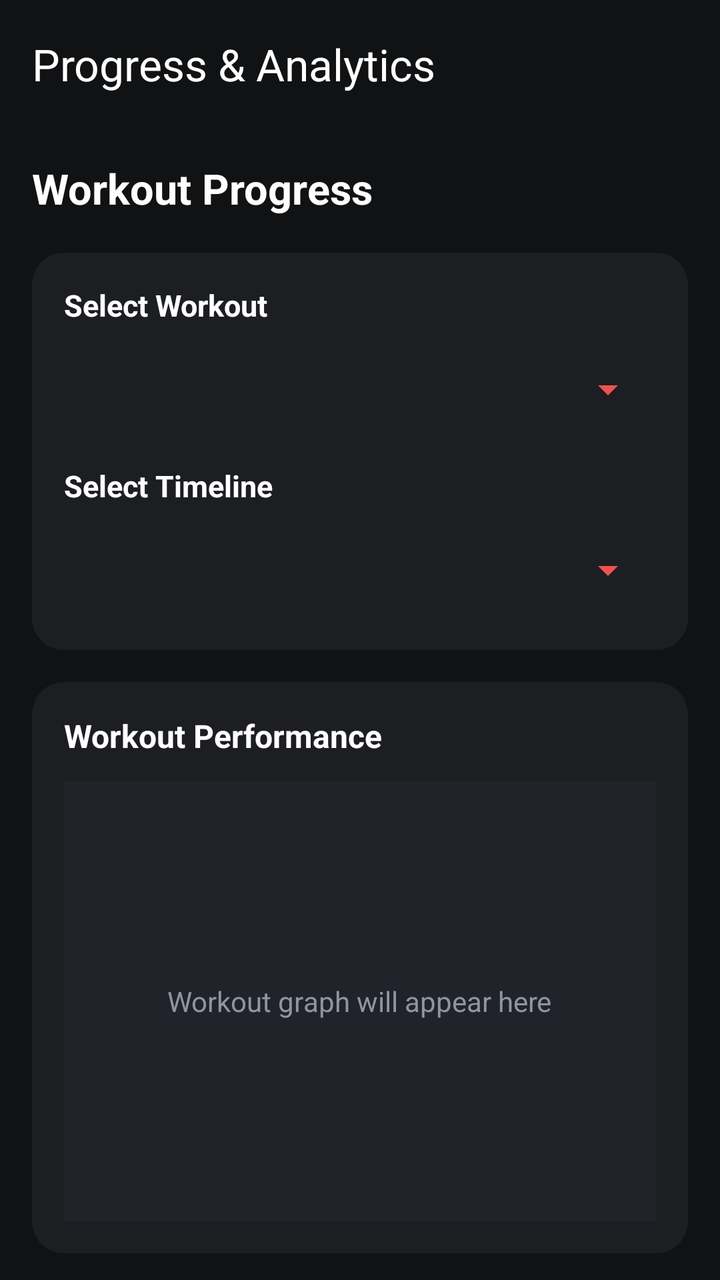
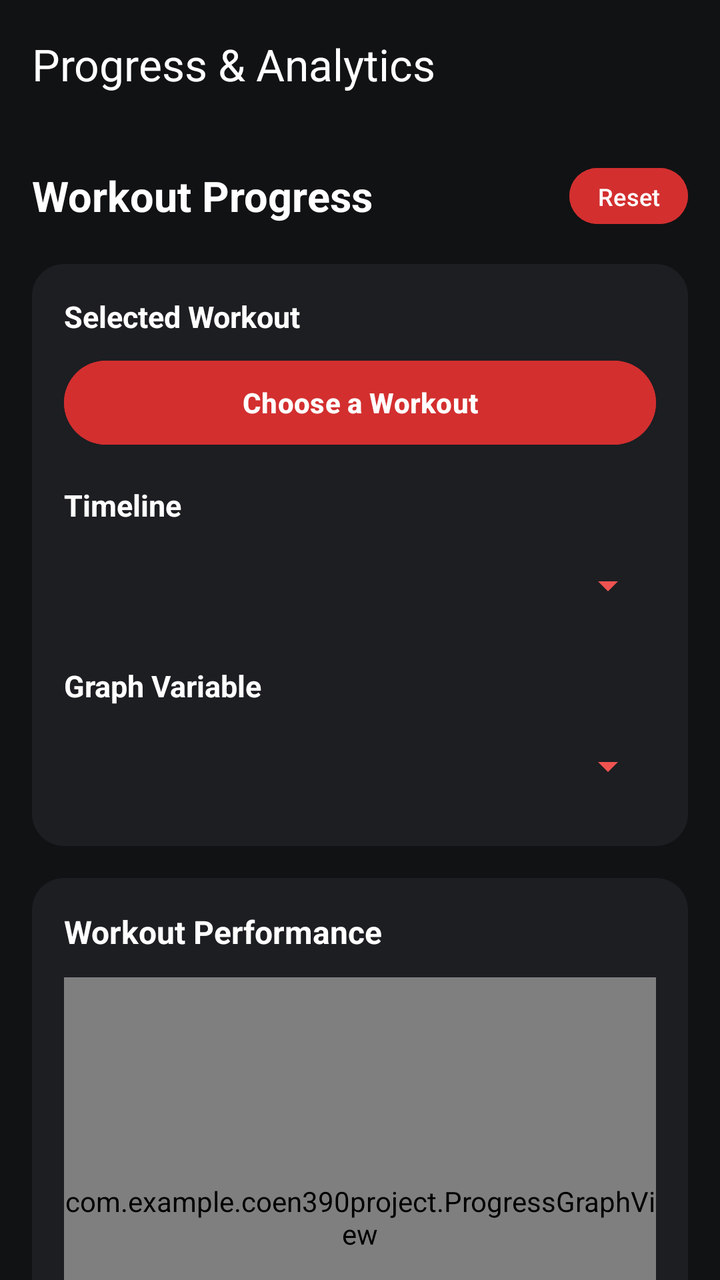

Compare the two renders of this Android layout. The source of the first and the diff that turns it into the second are given below.
<!-- AndroidManifest.xml: application theme Theme.Coen390Project -->
<!-- res/layout/activity_option2.xml -->
<?xml version="1.0" encoding="utf-8"?>
<androidx.drawerlayout.widget.DrawerLayout
    xmlns:android="http://schemas.android.com/apk/res/android"
    xmlns:app="http://schemas.android.com/apk/res-auto"
    android:id="@+id/drawerLayout"
    android:layout_width="match_parent"
    android:layout_height="match_parent"
    android:background="#111214">

    <LinearLayout
        android:id="@+id/mainContent"
        android:layout_width="match_parent"
        android:layout_height="match_parent"
        android:orientation="vertical"
        android:background="#111214">

        
        <androidx.appcompat.widget.Toolbar
            android:id="@+id/optionToolbar"
            android:layout_width="match_parent"
            android:layout_height="?attr/actionBarSize"
            android:background="#111214"
            android:elevation="4dp"
            app:title="Progress &amp; Analytics"
            app:titleTextColor="#FFFFFF" />

        <ScrollView
            android:layout_width="match_parent"
            android:layout_height="0dp"
            android:layout_weight="1"
            android:fillViewport="true"
            android:clipToPadding="false"
            android:scrollbars="none">

            <LinearLayout
                android:layout_width="match_parent"
                android:layout_height="wrap_content"
                android:orientation="vertical"
                android:padding="16dp">

                
                <TextView
                    android:layout_width="match_parent"
                    android:layout_height="wrap_content"
                    android:text="Workout Progress"
                    android:textSize="21sp"
                    android:textStyle="bold"
                    android:textColor="#FFFFFF"
                    android:layout_marginBottom="18dp" />

                
                <LinearLayout
                    android:layout_width="match_parent"
                    android:layout_height="wrap_content"
                    android:orientation="vertical"
                    android:background="@drawable/body_focus_card"
                    android:padding="16dp"
                    android:layout_marginBottom="16dp">

                    <TextView
                        android:layout_width="match_parent"
                        android:layout_height="wrap_content"
                        android:text="Select Workout"
                        android:textColor="#FFFFFF"
                        android:textSize="15sp"
                        android:textStyle="bold"
                        android:layout_marginBottom="8dp" />

                    <Spinner
                        android:id="@+id/workoutSpinner"
                        android:layout_width="match_parent"
                        android:layout_height="48dp"
                        android:backgroundTint="#EF5350"
                        android:popupBackground="#292D35" />

                    <TextView
                        android:layout_width="match_parent"
                        android:layout_height="wrap_content"
                        android:text="Select Timeline"
                        android:textColor="#FFFFFF"
                        android:textSize="15sp"
                        android:textStyle="bold"
                        android:layout_marginTop="14dp"
                        android:layout_marginBottom="8dp" />

                    <Spinner
                        android:id="@+id/timelineSpinner"
                        android:layout_width="match_parent"
                        android:layout_height="48dp"
                        android:backgroundTint="#EF5350"
                        android:popupBackground="#292D35" />

                </LinearLayout>

                
                <LinearLayout
                    android:layout_width="match_parent"
                    android:layout_height="wrap_content"
                    android:orientation="vertical"
                    android:background="@drawable/body_focus_card"
                    android:padding="16dp"
                    android:layout_marginBottom="28dp">

                    <TextView
                        android:layout_width="match_parent"
                        android:layout_height="wrap_content"
                        android:text="Workout Performance"
                        android:textColor="#FFFFFF"
                        android:textSize="16sp"
                        android:textStyle="bold"
                        android:layout_marginBottom="12dp" />

                    <FrameLayout
                        android:id="@+id/workoutGraphContainer"
                        android:layout_width="match_parent"
                        android:layout_height="220dp"
                        android:background="#202329">

                        <TextView
                            android:layout_width="wrap_content"
                            android:layout_height="wrap_content"
                            android:layout_gravity="center"
                            android:text="Workout graph will appear here"
                            android:textColor="#8F95A1"
                            android:textSize="14sp" />

                    </FrameLayout>

                </LinearLayout>

                
                <TextView
                    android:layout_width="match_parent"
                    android:layout_height="wrap_content"
                    android:text="Goal Analytics"
                    android:textSize="21sp"
                    android:textStyle="bold"
                    android:textColor="#FFFFFF"
                    android:layout_marginBottom="18dp" />

                
                <LinearLayout
                    android:layout_width="match_parent"
                    android:layout_height="wrap_content"
                    android:orientation="vertical"
                    android:background="@drawable/body_focus_card"
                    android:padding="16dp"
                    android:layout_marginBottom="16dp">

                    <TextView
                        android:layout_width="match_parent"
                        android:layout_height="wrap_content"
                        android:text="Set Your Repetition Goal"
                        android:textColor="#FFFFFF"
                        android:textSize="15sp"
                        android:textStyle="bold"
                        android:layout_marginBottom="10dp" />

                    <EditText
                        android:id="@+id/goalEditText"
                        android:layout_width="match_parent"
                        android:layout_height="52dp"
                        android:hint="Enter target repetitions"
                        android:inputType="number"
                        android:textColor="#FFFFFF"
                        android:textColorHint="#8F95A1"
                        android:backgroundTint="#EF5350"
                        android:padding="10dp"
                        android:layout_marginBottom="14dp" />

                    <Button
                        android:id="@+id/saveGoalButton"
                        android:layout_width="match_parent"
                        android:layout_height="50dp"
                        android:text="Save Goal"
                        android:textColor="#FFFFFF"
                        android:textStyle="bold"
                        android:backgroundTint="#D32F2F"
                        android:layout_marginBottom="14dp" />

                    <TextView
                        android:id="@+id/goalDescriptionTextView"
                        android:layout_width="match_parent"
                        android:layout_height="wrap_content"
                        android:text="Your goal progress will appear here."
                        android:textColor="#8F95A1"
                        android:textSize="14sp" />

                </LinearLayout>

                
                <LinearLayout
                    android:layout_width="match_parent"
                    android:layout_height="wrap_content"
                    android:orientation="vertical"
                    android:background="@drawable/body_focus_card"
                    android:padding="16dp"
                    android:layout_marginBottom="20dp">

                    <TextView
                        android:layout_width="match_parent"
                        android:layout_height="wrap_content"
                        android:text="Goal Progress"
                        android:textColor="#FFFFFF"
                        android:textSize="16sp"
                        android:textStyle="bold"
                        android:layout_marginBottom="12dp" />

                    <FrameLayout
                        android:id="@+id/goalGraphContainer"
                        android:layout_width="match_parent"
                        android:layout_height="220dp"
                        android:background="#202329">

                        <TextView
                            android:layout_width="wrap_content"
                            android:layout_height="wrap_content"
                            android:layout_gravity="center"
                            android:text="Goal analytics graph will appear here"
                            android:textColor="#8F95A1"
                            android:textSize="14sp" />

                    </FrameLayout>

                </LinearLayout>

            </LinearLayout>

        </ScrollView>

    </LinearLayout>

    
    <com.google.android.material.navigation.NavigationView
        android:id="@+id/navigationView"
        android:layout_width="280dp"
        android:layout_height="match_parent"
        android:layout_gravity="start"
        android:background="#292D35"
        app:menu="@menu/drawer_menu"
        app:itemTextColor="@color/drawer_item_colors"
        app:itemIconTint="@color/drawer_item_colors"
        app:itemBackground="@drawable/drawer_item_background" />

</androidx.drawerlayout.widget.DrawerLayout>
<!-- resources referenced by this layout -->
<resources>
  <!-- drawable body_focus_card (drawable) -->
  <shape xmlns:android="http://schemas.android.com/apk/res/android">
      <solid android:color="#1C1E22" />
      <corners android:radius="16dp" />
  </shape>
  <!-- drawable drawer_item_background (drawable) -->
  <?xml version="1.0" encoding="utf-8"?>
  <selector xmlns:android="http://schemas.android.com/apk/res/android">
  
      <item android:state_checked="true">
          <shape android:shape="rectangle">
              <solid android:color="#3A2428"/>
              <corners android:radius="12dp"/>
          </shape>
      </item>
  
      <item>
          <shape android:shape="rectangle">
              <solid android:color="@android:color/transparent"/>
          </shape>
      </item>
  
  </selector>
  <style name="Theme.Coen390Project" parent="Base.Theme.Coen390Project" />
  <style name="Base.Theme.Coen390Project" parent="Theme.Material3.DayNight.NoActionBar">
  
          <item name="android:windowBackground">#111214</item>
          <item name="android:textColorPrimary">#FFFFFF</item>
          <item name="android:textColorSecondary">#B0B0B0</item>
          <item name="android:colorAccent">#8F95A1</item>
  
          <item name="colorPrimary">#8F95A1</item>
          <item name="colorOnPrimary">#FFFFFF</item>
          <item name="colorSecondary">#8F95A1</item>
          <item name="colorOnSecondary">#FFFFFF</item>
          <item name="colorSurface">#292D35</item>
          <item name="colorOnSurface">#FFFFFF</item>
  
      </style>
</resources>

<!-- the commit's change to res/layout/activity_option2.xml (unified diff, before → after) -->
@@ -14,7 +14,6 @@
         android:orientation="vertical"
         android:background="#111214">
 
-        
         <androidx.appcompat.widget.Toolbar
             android:id="@+id/optionToolbar"
             android:layout_width="match_parent"
@@ -39,16 +38,41 @@
                 android:padding="16dp">
 
                 
-                <TextView
-                    android:layout_width="match_parent"
-                    android:layout_height="wrap_content"
-                    android:text="Workout Progress"
-                    android:textSize="21sp"
-                    android:textStyle="bold"
-                    android:textColor="#FFFFFF"
-                    android:layout_marginBottom="18dp" />
-
-                
+
+                <LinearLayout
+                    android:layout_width="match_parent"
+                    android:layout_height="wrap_content"
+                    android:orientation="horizontal"
+                    android:gravity="center_vertical"
+                    android:layout_marginBottom="16dp">
+
+                    <TextView
+                        android:layout_width="0dp"
+                        android:layout_height="wrap_content"
+                        android:layout_weight="1"
+                        android:text="Workout Progress"
+                        android:textSize="21sp"
+                        android:textStyle="bold"
+                        android:textColor="#FFFFFF" />
+
+                    <Button
+                        android:id="@+id/btnResetWorkouts"
+                        android:layout_width="wrap_content"
+                        android:layout_height="36dp"
+                        android:minWidth="0dp"
+                        android:minHeight="0dp"
+                        android:paddingStart="14dp"
+                        android:paddingEnd="14dp"
+                        android:text="Reset"
+                        android:textAllCaps="false"
+                        android:textSize="12sp"
+                        android:textColor="#FFFFFF"
+                        android:backgroundTint="#D32F2F" />
+
+                </LinearLayout>
+
+                
+
                 <LinearLayout
                     android:layout_width="match_parent"
                     android:layout_height="wrap_content"
@@ -60,14 +84,47 @@
                     <TextView
                         android:layout_width="match_parent"
                         android:layout_height="wrap_content"
-                        android:text="Select Workout"
+                        android:text="Selected Workout"
                         android:textColor="#FFFFFF"
                         android:textSize="15sp"
                         android:textStyle="bold"
                         android:layout_marginBottom="8dp" />
 
+                    <Button
+                        android:id="@+id/btnSelectWorkout"
+                        android:layout_width="match_parent"
+                        android:layout_height="50dp"
+                        android:text="Choose a Workout"
+                        android:textColor="#FFFFFF"
+                        android:textStyle="bold"
+                        android:backgroundTint="#D32F2F"
+                        android:visibility="visible" />
+
+                    <TextView
+                        android:id="@+id/tvSelectedWorkout"
+                        android:layout_width="match_parent"
+                        android:layout_height="wrap_content"
+                        android:text="No workout selected"
+                        android:textColor="#FFFFFF"
+                        android:textSize="18sp"
+                        android:textStyle="bold"
+                        android:padding="12dp"
+                        android:background="#202329"
+                        android:layout_marginTop="4dp"
+                        android:visibility="gone" />
+
+                    <TextView
+                        android:layout_width="match_parent"
+                        android:layout_height="wrap_content"
+                        android:text="Timeline"
+                        android:textColor="#FFFFFF"
+                        android:textSize="15sp"
+                        android:textStyle="bold"
+                        android:layout_marginTop="16dp"
+                        android:layout_marginBottom="6dp" />
+
                     <Spinner
-                        android:id="@+id/workoutSpinner"
+                        android:id="@+id/timelineSpinner"
                         android:layout_width="match_parent"
                         android:layout_height="48dp"
                         android:backgroundTint="#EF5350"
@@ -76,15 +133,15 @@
                     <TextView
                         android:layout_width="match_parent"
                         android:layout_height="wrap_content"
-                        android:text="Select Timeline"
-                        android:textColor="#FFFFFF"
-                        android:textSize="15sp"
-                        android:textStyle="bold"
-                        android:layout_marginTop="14dp"
-                        android:layout_marginBottom="8dp" />
+                        android:text="Graph Variable"
+                        android:textColor="#FFFFFF"
+                        android:textSize="15sp"
+                        android:textStyle="bold"
+                        android:layout_marginTop="16dp"
+                        android:layout_marginBottom="6dp" />
 
                     <Spinner
-                        android:id="@+id/timelineSpinner"
+                        android:id="@+id/variableSpinner"
                         android:layout_width="match_parent"
                         android:layout_height="48dp"
                         android:backgroundTint="#EF5350"
@@ -93,6 +150,7 @@
                 </LinearLayout>
 
                 
+
                 <LinearLayout
                     android:layout_width="match_parent"
                     android:layout_height="wrap_content"
@@ -102,6 +160,7 @@
                     android:layout_marginBottom="28dp">
 
                     <TextView
+                        android:id="@+id/tvWorkoutGraphTitle"
                         android:layout_width="match_parent"
                         android:layout_height="wrap_content"
                         android:text="Workout Performance"
@@ -110,25 +169,16 @@
                         android:textStyle="bold"
                         android:layout_marginBottom="12dp" />
 
-                    <FrameLayout
-                        android:id="@+id/workoutGraphContainer"
-                        android:layout_width="match_parent"
-                        android:layout_height="220dp"
-                        android:background="#202329">
-
-                        <TextView
-                            android:layout_width="wrap_content"
-                            android:layout_height="wrap_content"
-                            android:layout_gravity="center"
-                            android:text="Workout graph will appear here"
-                            android:textColor="#8F95A1"
-                            android:textSize="14sp" />
-
-                    </FrameLayout>
-
-                </LinearLayout>
-
-                
+                    <com.example.coen390project.ProgressGraphView
+                        android:id="@+id/workoutGraph"
+                        android:layout_width="match_parent"
+                        android:layout_height="240dp"
+                        android:background="#202329" />
+
+                </LinearLayout>
+
+                
+
                 <TextView
                     android:layout_width="match_parent"
                     android:layout_height="wrap_content"
@@ -136,9 +186,8 @@
                     android:textSize="21sp"
                     android:textStyle="bold"
                     android:textColor="#FFFFFF"
-                    android:layout_marginBottom="18dp" />
-
-                
+                    android:layout_marginBottom="16dp" />
+
                 <LinearLayout
                     android:layout_width="match_parent"
                     android:layout_height="wrap_content"
@@ -150,23 +199,56 @@
                     <TextView
                         android:layout_width="match_parent"
                         android:layout_height="wrap_content"
-                        android:text="Set Your Repetition Goal"
-                        android:textColor="#FFFFFF"
-                        android:textSize="15sp"
-                        android:textStyle="bold"
-                        android:layout_marginBottom="10dp" />
+                        android:text="Goal Type"
+                        android:textColor="#FFFFFF"
+                        android:textSize="15sp"
+                        android:textStyle="bold"
+                        android:layout_marginBottom="6dp" />
+
+                    <TextView
+                        android:layout_width="match_parent"
+                        android:layout_height="wrap_content"
+                        android:text="Goal Workout"
+                        android:textColor="#FFFFFF"
+                        android:textSize="14sp"
+                        android:textStyle="bold"
+                        android:layout_marginTop="12dp"
+                        android:layout_marginBottom="6dp" />
+
+                    <Spinner
+                        android:id="@+id/goalWorkoutSpinner"
+                        android:layout_width="match_parent"
+                        android:layout_height="48dp"
+                        android:backgroundTint="#8F95A1"
+                        android:spinnerMode="dropdown" />
+
+                    <Spinner
+                        android:id="@+id/goalTypeSpinner"
+                        android:layout_width="match_parent"
+                        android:layout_height="48dp"
+                        android:backgroundTint="#EF5350"
+                        android:popupBackground="#292D35" />
+
+                    <TextView
+                        android:layout_width="match_parent"
+                        android:layout_height="wrap_content"
+                        android:text="Target Value"
+                        android:textColor="#FFFFFF"
+                        android:textSize="15sp"
+                        android:textStyle="bold"
+                        android:layout_marginTop="14dp"
+                        android:layout_marginBottom="6dp" />
 
                     <EditText
                         android:id="@+id/goalEditText"
                         android:layout_width="match_parent"
                         android:layout_height="52dp"
-                        android:hint="Enter target repetitions"
-                        android:inputType="number"
+                        android:hint="Enter target"
+                        android:inputType="numberDecimal"
                         android:textColor="#FFFFFF"
                         android:textColorHint="#8F95A1"
                         android:backgroundTint="#EF5350"
-                        android:padding="10dp"
-                        android:layout_marginBottom="14dp" />
+                        android:padding="10dp" />
 
                     <Button
                         android:id="@+id/saveGoalButton"
@@ -176,19 +258,21 @@
                         android:textColor="#FFFFFF"
                         android:textStyle="bold"
                         android:backgroundTint="#D32F2F"
-                        android:layout_marginBottom="14dp" />
+                        android:layout_marginTop="14dp"
+                        android:layout_marginBottom="12dp" />
 
                     <TextView
                         android:id="@+id/goalDescriptionTextView"
                         android:layout_width="match_parent"
                         android:layout_height="wrap_content"
-                        android:text="Your goal progress will appear here."
+                        android:text="Choose a workout and set a goal."
                         android:textColor="#8F95A1"
                         android:textSize="14sp" />
 
                 </LinearLayout>
 
                 
+
                 <LinearLayout
                     android:layout_width="match_parent"
                     android:layout_height="wrap_content"
@@ -198,6 +282,7 @@
                     android:layout_marginBottom="20dp">
 
                     <TextView
+                        android:id="@+id/tvGoalGraphTitle"
                         android:layout_width="match_parent"
                         android:layout_height="wrap_content"
                         android:text="Goal Progress"
@@ -206,21 +291,11 @@
                         android:textStyle="bold"
                         android:layout_marginBottom="12dp" />
 
-                    <FrameLayout
-                        android:id="@+id/goalGraphContainer"
-                        android:layout_width="match_parent"
-                        android:layout_height="220dp"
-                        android:background="#202329">
-
-                        <TextView
-                            android:layout_width="wrap_content"
-                            android:layout_height="wrap_content"
-                            android:layout_gravity="center"
-                            android:text="Goal analytics graph will appear here"
-                            android:textColor="#8F95A1"
-                            android:textSize="14sp" />
-
-                    </FrameLayout>
+                    <com.example.coen390project.ProgressGraphView
+                        android:id="@+id/goalGraph"
+                        android:layout_width="match_parent"
+                        android:layout_height="240dp"
+                        android:background="#202329" />
 
                 </LinearLayout>
 
@@ -230,7 +305,6 @@
 
     </LinearLayout>
 
-    
     <com.google.android.material.navigation.NavigationView
         android:id="@+id/navigationView"
         android:layout_width="280dp"
